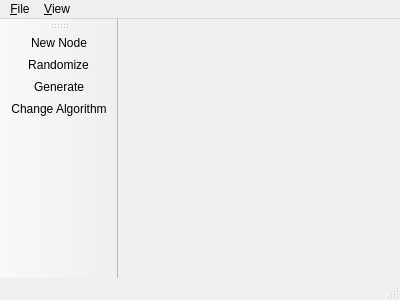
First picture: the form in visigoth/mainwindow.ui, repository scvalex/visigoth, before the edit.
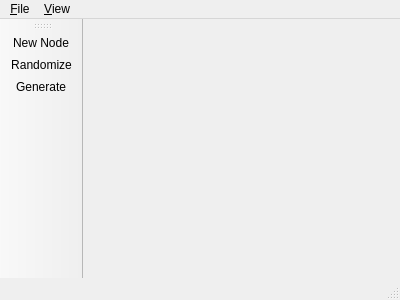
Second picture: the form after the edit.

Commit message: Added comboBox to the current toolBar, in order to select preferred algorithm

What changed in the file:
```diff
--- a/visigoth/mainwindow.ui
+++ b/visigoth/mainwindow.ui
@@ -55,7 +55,6 @@
    <addaction name="newNodeAct"/>
    <addaction name="randomizeAct"/>
    <addaction name="generateAct"/>
-   <addaction name="ChangeAlgorithmAct"/>
   </widget>
   <action name="exportToAct">
    <property name="text">
@@ -100,14 +99,6 @@
     <string>Generate a new graph</string>
    </property>
   </action>
-  <action name="ChangeAlgorithmAct">
-   <property name="text">
-    <string>Change Algorithm</string>
-   </property>
-   <property name="toolTip">
-    <string>change the current algorithm with another one</string>
-   </property>
-  </action>
  </widget>
  <layoutdefault spacing="6" margin="11"/>
  <resources/>
```
The commit also changes 4 other files.
